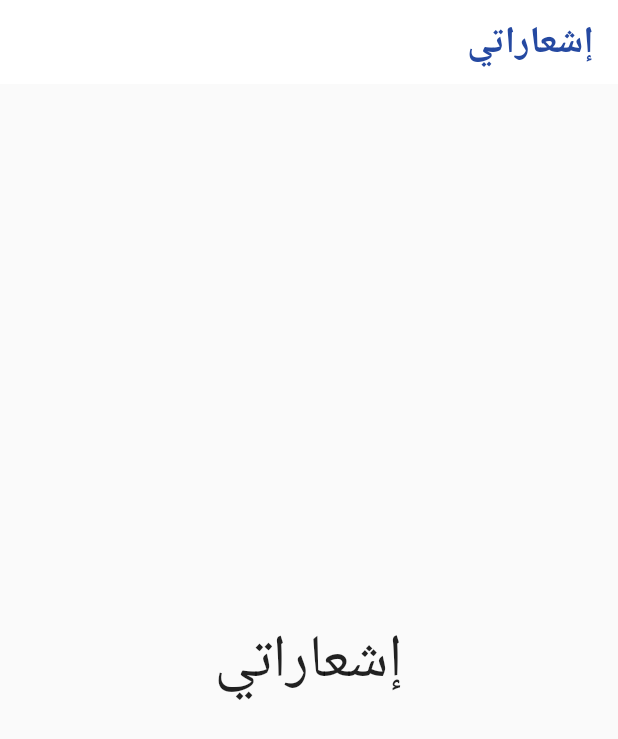
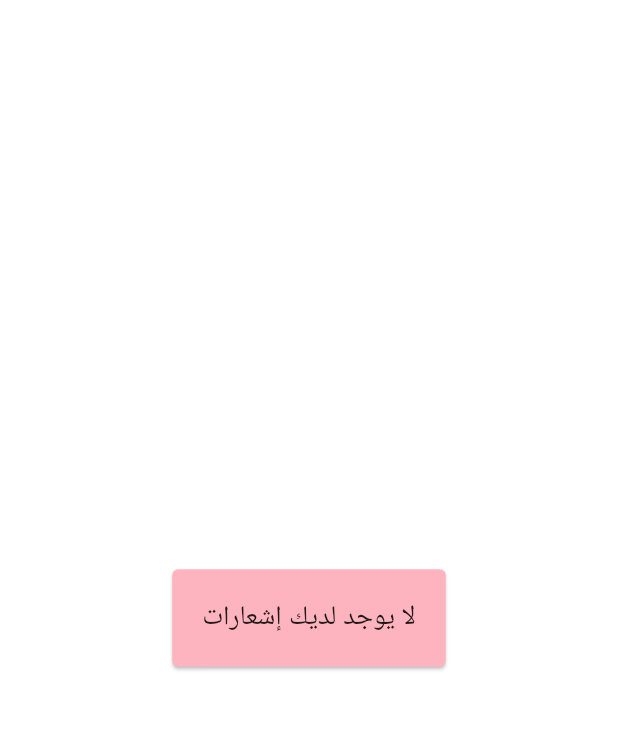
Before and after one commit to PrinceEGY/Clinicky, a Flutter app: the NotificationsPage screen opened directly, on a phone screen of 412 x 824 dp. Shown: the top 739 px of the screen. Run offline on Flutter 3.47's test engine with Material 2 defaults, Android fonts, the phone set to English and light mode, and no system bars; our stand-ins replace custom_radio_grouped_button, flutter_onboarding_slider, flutter_spinkit, google_fonts, lottie, page_transition and 1 more; accounts and stored records are empty; Roboto replaces fonts that are missing (Almarai).

Commit message:
adding notification functionality

```diff
--- a/lib/controllers/home/home_controller.dart
+++ b/lib/controllers/home/home_controller.dart
@@ -41,7 +41,7 @@ class _HomeControllerState extends State<HomeController> {
     futureUserData = setUserInfo();
   }
 
-  final pages = [
+  final List<StatefulWidget> pages = [
     const HomePagePatient(),
     const AppointmentPage(),
     const NotificationsPage(),
--- /dev/null
+++ b/lib/models/notification_data.dart
@@ -0,0 +1,36 @@
+class NotificationData {
+  String? sId;
+  String? clinicName;
+  String? doctorName;
+  String? specialization;
+  String? appointmentDate;
+  String? bookingTime;
+  String? type;
+  NotificationData({
+    this.sId,
+    this.clinicName,
+    this.doctorName,
+    this.specialization,
+    this.appointmentDate,
+    this.bookingTime,
+    this.type,
+  });
+
+  // Map<String,dynamic>toJson(){
+  //   final Map<String,dynamic>data = <String,dynamic>{};
+  //   data['id'] = sId;
+  //   data['clinicName'] = clinicName;
+  //   data['docto']
+
+  //   return data;
+  // }
+  NotificationData.fromJson(Map<String, dynamic> json) {
+    sId = json['id'];
+    clinicName = json['clinicName'];
+    doctorName = json['doctorName'];
+    specialization = json['specialization'];
+    appointmentDate = json['appointmentDate'];
+    bookingTime = json['bookingTime'];
+    type = json['typeOfNotification'];
+  }
+}
--- a/lib/view/notifications/notifications.dart
+++ b/lib/view/notifications/notifications.dart
@@ -1,21 +1,74 @@
+import 'package:clinicky/controllers/backend/backend_controller.dart';
+import 'package:clinicky/models/notification_data.dart';
 import 'package:clinicky/util/color_pallete.dart';
+import 'package:clinicky/view/notifications/widgets/notification_card.dart';
 import 'package:flutter/material.dart';
+import 'package:flutter_spinkit/flutter_spinkit.dart';
 
-class NotificationsPage extends StatelessWidget {
+class NotificationsPage extends StatefulWidget {
   const NotificationsPage({super.key});
 
   @override
+  State<NotificationsPage> createState() => _NotificationsPageState();
+}
+
+class _NotificationsPageState extends State<NotificationsPage> {
+  late Future<List<NotificationData>?> futureNotificationsData;
+
+  @override
+  void initState() {
+    super.initState();
+    futureNotificationsData =
+        BackendController.instance.getAllNotificationsByPatient();
+  }
+
+  @override
   Widget build(BuildContext context) {
+    return FutureBuilder(
+      future: futureNotificationsData,
+      builder: (context, AsyncSnapshot snapshot) {
+        if (snapshot.connectionState == ConnectionState.done) {
+          if (snapshot.hasData) {
+            List<NotificationData> notificationsData = snapshot.data;
             return Scaffold(
               appBar: AppBar(
                 automaticallyImplyLeading: false,
                 title: const Text("إشعاراتي",
-            style: TextStyle(fontSize: 25, fontWeight: FontWeight.bold)),
+                    style:
+                        TextStyle(fontSize: 25, fontWeight: FontWeight.bold)),
                 foregroundColor: ColorPallete.mainColor,
               ),
-      body: const Center(
-        child: Text("إشعاراتي", style: TextStyle(fontSize: 40)),
+              body: Column(
+                children: notificationsData.reversed
+                    .map((value) => NotificationCard(notificationData: value))
+                    .toList(),
+              ),
+            );
+          } else {
+            return const Center(
+              child: Card(
+                color: Color.fromARGB(255, 254, 180, 190),
+                child: Padding(
+                  padding: EdgeInsets.all(20),
+                  child: Text(
+                    "لا يوجد لديك إشعارات",
+                    textAlign: TextAlign.center,
+                    style: TextStyle(
+                      fontSize: 18,
+                    ),
+                  ),
+                ),
               ),
             );
           }
+        } else {
+          return const Center(
+              child: SpinKitCubeGrid(
+            color: ColorPallete.mainColor,
+            size: 100,
+          ));
         }
+      },
+    );
+  }
+}
```
Also changed, not shown: lib/controllers/backend/backend_controller.dart (+24 -0 lines), lib/controllers/backend/dummy.dart (deleted, +0 -59 lines), lib/view/clinics/clinic_appointments_view/clinic_appointments_view.dart (+23 -4 lines), lib/view/notifications/widgets/notification_card.dart (added, +73 -0 lines), 2 other files. Lines whose indentation alone changed are shown as unchanged.
